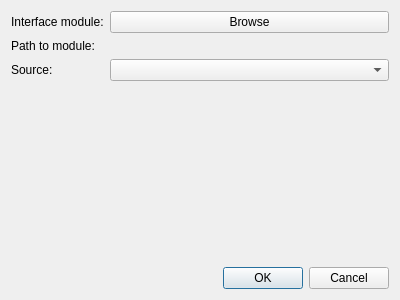
pulp-bio/biogui, file biogui/resources/add_data_source_dialog.ui: the form before one commit.
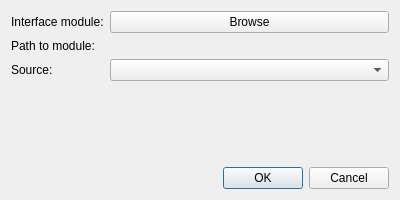
The form after the commit.

```diff
--- a/biogui/resources/add_data_source_dialog.ui
+++ b/biogui/resources/add_data_source_dialog.ui
@@ -7,7 +7,7 @@
     <x>0</x>
     <y>0</y>
     <width>400</width>
-    <height>300</height>
+    <height>200</height>
    </rect>
   </property>
   <property name="windowTitle">
```
